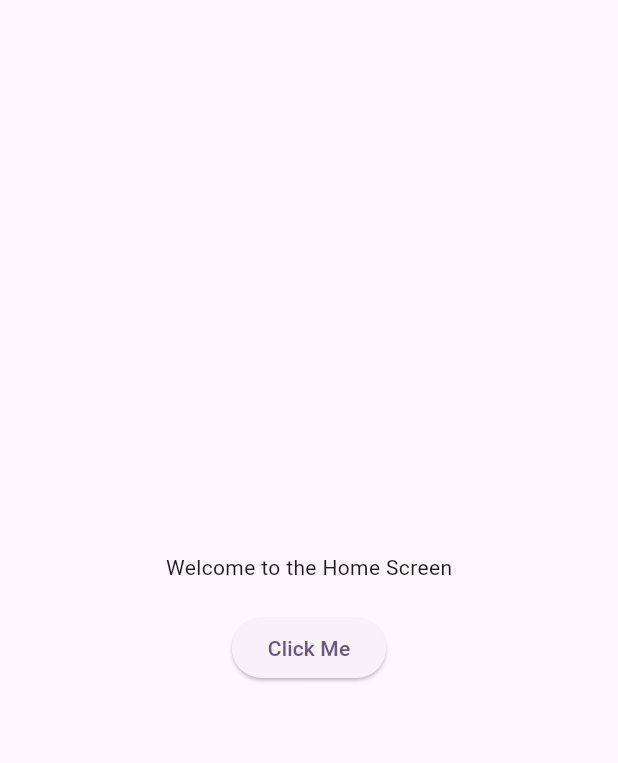
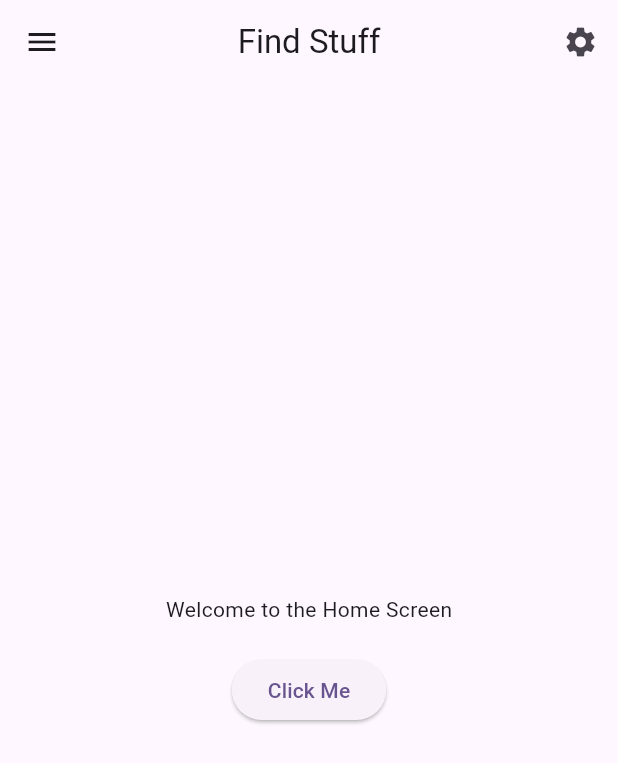
Before and after one commit to jnishantand/findstuff, a Flutter app: the HomeScreen screen opened directly, on a phone screen of 412 x 824 dp. Shown: the top 763 px of the screen. Run offline on Flutter 3.47's test engine with Material 3 defaults, Android fonts, the light colour scheme and no system bars; our stand-ins replace firebase_auth, firebase_core, get, shared_preferences; accounts and stored records are empty.

Commit message:
added local stoarge and profile

```diff
--- a/lib/screens/home_screen.dart
+++ b/lib/screens/home_screen.dart
@@ -1,4 +1,6 @@
+import 'package:find_stuff/screens/profile_screen.dart';
 import 'package:flutter/material.dart';
+import 'package:get/get.dart';
 
 class HomeScreen extends StatefulWidget {
   const HomeScreen({Key? key}) : super(key: key);
@@ -8,9 +10,51 @@ class HomeScreen extends StatefulWidget {
 }
 
 class _HomeScreenState extends State<HomeScreen> {
+  final GlobalKey<ScaffoldState> _scaffoldKey = GlobalKey<ScaffoldState>();
   @override
   Widget build(BuildContext context) {
-    return  Scaffold(
+    return Scaffold(
+      key: _scaffoldKey,
+      drawer: SafeArea(
+        child: Container(
+          decoration: BoxDecoration(
+            color: Colors.white,
+            boxShadow: [
+              BoxShadow(
+                color: Colors.black26,
+                blurRadius: 10.0,
+                offset: Offset(0, 2),
+              ),
+            ],
+          ),
+          width: MediaQuery.of(context).size.width * 0.8,
+          child: Column(
+            children: [
+              ListTile(
+                leading: Icon(Icons.person),
+                title: Text('Profile'),
+                onTap: () {
+                  Get.to(ProfileScreen());
+                },
+              ),
+            ],
+          ),
+        ),
+      ),
+      appBar: AppBar(
+        leading: InkWell(
+          onTap: (){
+            _scaffoldKey.currentState!.openDrawer();
+          },
+          child: SizedBox(
+
+              height: 50, width: 50, child: Icon(Icons.menu)),
+        ),
+        title: Text("Find Stuff"),
+        automaticallyImplyLeading: true,
+        centerTitle: true,
+        actions: [SizedBox(height: 50, width: 50, child: Icon(Icons.settings))],
+      ),
       body: Center(
         child: Column(
           mainAxisAlignment: MainAxisAlignment.center,
@@ -25,7 +69,7 @@ class _HomeScreenState extends State<HomeScreen> {
             ),
           ],
         ),
-      )
+      ),
     );
   }
 }
--- a/pubspec.yaml
+++ b/pubspec.yaml
@@ -37,6 +37,7 @@ dependencies:
   get:
   firebase_core: ^3.9.0
   firebase_auth: ^5.3.4
+  shared_preferences: ^2.5.3
 
 dev_dependencies:
   flutter_test:
```
Also changed, not shown: lib/screens/profile_screen.dart (added, +72 -0 lines), lib/screens/splash.dart (+19 -1 lines), lib/services/local/shared_prefrence.dart (added, +77 -0 lines), pubspec.lock.
